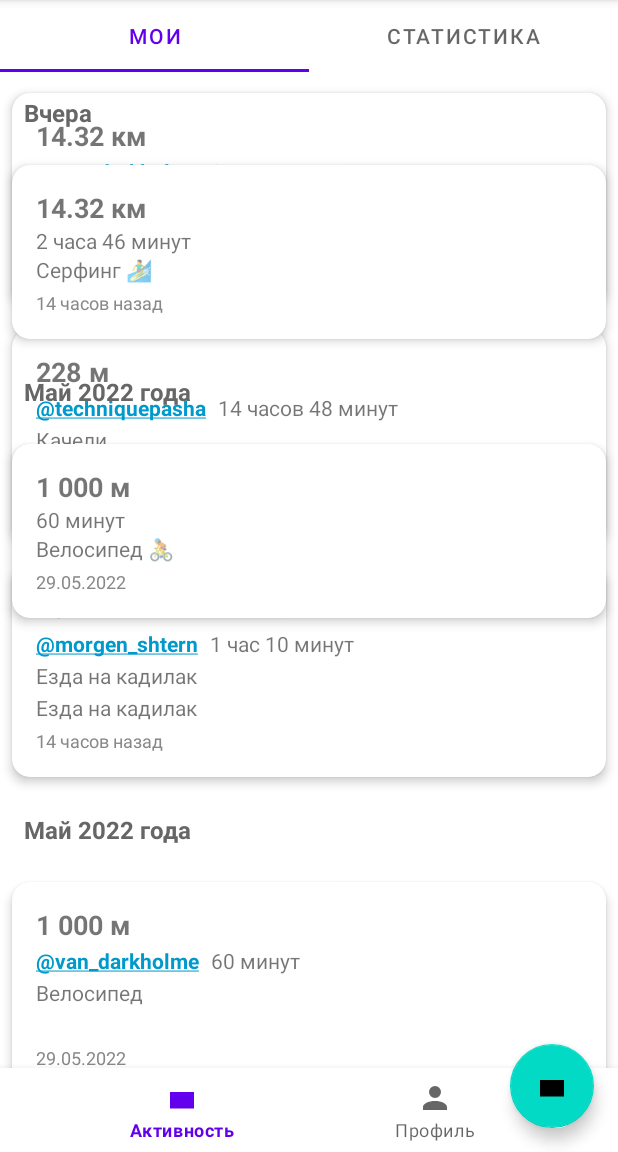
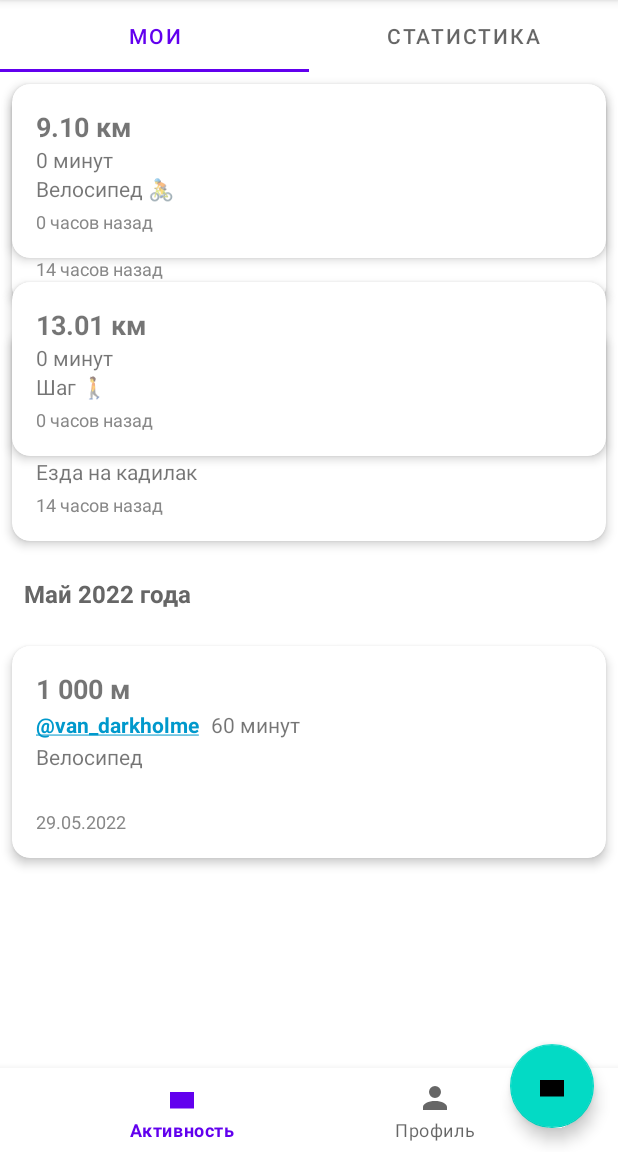
Before and after one commit to shakroma/MOBILKI, an Android app: the fragment UsersFragment placed in its activity, after a tap on "1 000 м", on a phone screen of 412 x 824 dp, the part 84-1236 px from its top. Run offline under Robolectric (Android 15) with nearby library versions, the phone set to English and light mode, and no system bars; our stand-ins replace Room's generated code.

```diff
--- /dev/null
+++ b/app/src/main/java/com/example/myapplication1/ActivityDao.java
@@ -0,0 +1,19 @@
+package com.example.myapplication1;
+
+import androidx.lifecycle.LiveData;
+import androidx.room.Dao;
+import androidx.room.Insert;
+import androidx.room.Query;
+import java.util.List;
+
+@Dao
+public interface ActivityDao {
+    @Insert
+    void insert(ActivityEntity activity);
+
+    @Query("SELECT * FROM activities ORDER BY startTime DESC")
+    LiveData<List<ActivityEntity>> getAllActivities();
+
+    @Query("DELETE FROM activities")
+    void deleteAll();
+}
--- /dev/null
+++ b/app/src/main/java/com/example/myapplication1/ActivityRepository.java
@@ -0,0 +1,31 @@
+package com.example.myapplication1;
+
+import android.app.Application;
+import androidx.lifecycle.LiveData;
+import java.util.List;
+import java.util.concurrent.ExecutorService;
+import java.util.concurrent.Executors;
+
+public class ActivityRepository {
+    private final ActivityDao activityDao;
+    private final LiveData<List<ActivityEntity>> allActivities;
+    private final ExecutorService executor = Executors.newSingleThreadExecutor();
+
+    public ActivityRepository(Application application) {
+        AppDatabase db = AppDatabase.getInstance(application);
+        activityDao = db.activityDao();
+        allActivities = activityDao.getAllActivities();
+    }
+
+    public LiveData<List<ActivityEntity>> getAllActivities() {
+        return allActivities;
+    }
+
+    public void insert(ActivityEntity activity) {
+        executor.execute(() -> activityDao.insert(activity));
+    }
+
+    public void deleteAll() {
+        executor.execute(activityDao::deleteAll);
+    }
+}
--- /dev/null
+++ b/app/src/main/java/com/example/myapplication1/ActivityViewModel.java
@@ -0,0 +1,30 @@
+package com.example.myapplication1;
+
+import android.app.Application;
+import androidx.annotation.NonNull;
+import androidx.lifecycle.AndroidViewModel;
+import androidx.lifecycle.LiveData;
+import java.util.List;
+
+public class ActivityViewModel extends AndroidViewModel {
+    private final ActivityRepository repository;
+    private final LiveData<List<ActivityEntity>> allActivities;
+
+    public ActivityViewModel(@NonNull Application application) {
+        super(application);
+        repository = new ActivityRepository(application);
+        allActivities = repository.getAllActivities();
+    }
+
+    public LiveData<List<ActivityEntity>> getAllActivities() {
+        return allActivities;
+    }
+
+    public void insert(ActivityEntity activity) {
+        repository.insert(activity);
+    }
+
+    public void deleteAll() {
+        repository.deleteAll();
+    }
+}
--- /dev/null
+++ b/app/src/main/java/com/example/myapplication1/Converters.java
@@ -0,0 +1,32 @@
+package com.example.myapplication1;
+
+import androidx.room.TypeConverter;
+import com.google.gson.Gson;
+import com.google.gson.reflect.TypeToken;
+import java.lang.reflect.Type;
+import java.util.List;
+
+public class Converters {
+    private static final Gson gson = new Gson();
+
+    @TypeConverter
+    public static String fromActivityType(ActivityEntity.ActivityType type) {
+        return type == null ? null : type.name();
+    }
+
+    @TypeConverter
+    public static ActivityEntity.ActivityType toActivityType(String type) {
+        return type == null ? null : ActivityEntity.ActivityType.valueOf(type);
+    }
+
+    @TypeConverter
+    public static String fromLatLngList(List<ActivityEntity.LatLngPoint> list) {
+        return gson.toJson(list);
+    }
+
+    @TypeConverter
+    public static List<ActivityEntity.LatLngPoint> toLatLngList(String value) {
+        Type listType = new TypeToken<List<ActivityEntity.LatLngPoint>>(){}.getType();
+        return gson.fromJson(value, listType);
+    }
+}
--- a/app/src/main/java/com/example/myapplication1/UsersFragment.java
+++ b/app/src/main/java/com/example/myapplication1/UsersFragment.java
@@ -33,7 +33,6 @@ public class UsersFragment extends Fragment {
         // Пример данных
         List<ActivityListItem> items = new ArrayList<>();
         items.add(new DateSectionItem("Вчера"));
-        items.add(new ActivityItem("14.32 км", "2 часа 46 минут", "Серфинг", "14 часов назад", "@van_darkholme", null));
         items.add(new ActivityItem("228 м", "14 часов 48 минут", "Качели", "14 часов назад", "@techniquepasha", null));
         items.add(new ActivityItem("10 км", "1 час 10 минут", "Езда на кадилак", "14 часов назад", "@morgen_shtern", "Езда на кадилак"));
         items.add(new DateSectionItem("Май 2022 года"));
--- a/app/src/main/java/com/example/myapplication1/WorkoutsFragment.java
+++ b/app/src/main/java/com/example/myapplication1/WorkoutsFragment.java
@@ -9,39 +9,34 @@ import android.widget.TextView;
 import androidx.annotation.NonNull;
 import androidx.annotation.Nullable;
 import androidx.fragment.app.Fragment;
+import androidx.lifecycle.ViewModelProvider;
 import androidx.recyclerview.widget.LinearLayoutManager;
 import androidx.recyclerview.widget.RecyclerView;
 import java.util.ArrayList;
 import java.util.List;
+import java.util.Random;
 
 public class WorkoutsFragment extends Fragment {
     private static final int VIEW_TYPE_SECTION = 0;
     private static final int VIEW_TYPE_ACTIVITY = 1;
+
+    private ActivityViewModel viewModel;
+    private ActivityAdapter adapter;
 
     @Nullable
     @Override
     public View onCreateView(@NonNull LayoutInflater inflater, @Nullable ViewGroup container, @Nullable Bundle savedInstanceState) {
         RecyclerView recyclerView = new RecyclerView(requireContext());
         recyclerView.setLayoutManager(new LinearLayoutManager(requireContext()));
+        adapter = new ActivityAdapter(new ArrayList<>());
+        recyclerView.setAdapter(adapter);
 
-        // Пример данных
-        List<ActivityListItem> items = new ArrayList<>();
-        items.add(new DateSectionItem("Вчера"));
-        items.add(new ActivityItem("14.32 км", "2 часа 46 минут", "Серфинг 🏄‍♂️", "14 часов назад"));
-        items.add(new DateSectionItem("Май 2022 года"));
-        items.add(new ActivityItem("1 000 м", "60 минут", "Велосипед 🚴", "29.05.2022"));
+        viewModel = new ViewModelProvider(this).get(ActivityViewModel.class);
+        viewModel.getAllActivities().observe(getViewLifecycleOwner(), activities -> {
+            adapter.setItems(activities);
+        });
 
-        if (items.isEmpty()) {
-            TextView emptyView = new TextView(requireContext());
-            emptyView.setText("Время потренить\nНажимай на кнопку ниже и начинаем трекать активность");
-            emptyView.setGravity(android.view.Gravity.CENTER);
-            emptyView.setTextSize(18);
-            emptyView.setLayoutParams(new ViewGroup.LayoutParams(ViewGroup.LayoutParams.MATCH_PARENT, ViewGroup.LayoutParams.MATCH_PARENT));
-            return emptyView;
-        } else {
-            recyclerView.setAdapter(new ActivityAdapter(items));
-            return recyclerView;
-        }
+        return recyclerView;
     }
 
     // --- Модели ---
@@ -60,10 +55,54 @@ public class WorkoutsFragment extends Fragment {
         DateSectionItem(String section) { this.section = section; }
     }
 
+    // --- Вспомогательные методы ---
+    private String formatDistance(double distance) {
+        if (distance < 1.0) {
+            return String.format("%d м", (int)(distance * 1000));
+        } else {
+            return String.format("%.2f км", distance);
+        }
+    }
+    private String formatDuration(long start, long end) {
+        long durationMs = end - start;
+        long minutes = durationMs / 60000;
+        long hours = minutes / 60;
+        minutes = minutes % 60;
+        if (hours > 0) return hours + " ч " + minutes + " минут";
+        else return minutes + " минут";
+    }
+    private String getTypeNameRu(ActivityEntity.ActivityType type) {
+        switch (type) {
+            case BIKE: return "Велосипед 🚴";
+            case RUN: return "Бег 🏃";
+            case WALK: return "Шаг 🚶";
+            default: return type.toString();
+        }
+    }
+    private String formatDate(long time) {
+        long now = System.currentTimeMillis();
+        long diff = now - time;
+        long hours = diff / (1000 * 60 * 60);
+        if (hours < 24) {
+            return hours + " часов назад";
+        } else {
+            java.text.SimpleDateFormat sdf = new java.text.SimpleDateFormat("dd.MM.yyyy");
+            return sdf.format(new java.util.Date(time));
+        }
+    }
+
     // --- Адаптер ---
     class ActivityAdapter extends RecyclerView.Adapter<RecyclerView.ViewHolder> {
-        List<ActivityListItem> items;
+        private List<ActivityListItem> items;
         ActivityAdapter(List<ActivityListItem> items) { this.items = items; }
+        public void setItems(List<ActivityEntity> newEntities) {
+            List<ActivityListItem> newItems = new ArrayList<>();
+            for (ActivityEntity entity : newEntities) {
+                newItems.add(entity);
+            }
+            this.items = newItems;
+            notifyDataSetChanged();
+        }
 
         @Override
         public int getItemViewType(int position) {
@@ -88,22 +127,26 @@ public class WorkoutsFragment extends Fragment {
             if (holder instanceof SectionViewHolder) {
                 ((SectionViewHolder) holder).tvSection.setText(((DateSectionItem) items.get(position)).section);
             } else if (holder instanceof ActivityViewHolder) {
-                ActivityItem item = (ActivityItem) items.get(position);
+                ActivityEntity item = (ActivityEntity) items.get(position);
                 ActivityViewHolder vh = (ActivityViewHolder) holder;
-                vh.tvDistance.setText(item.distance);
-                vh.tvDuration.setText(item.duration);
-                vh.tvType.setText(item.type);
-                vh.tvDate.setText(item.date);
+                String distanceStr = formatDistance(item.distance);
+                String duration = formatDuration(item.startTime, item.endTime);
+                String typeRu = getTypeNameRu(item.type);
+                String dateStr = formatDate(item.startTime);
+                vh.tvDistance.setText(distanceStr);
+                vh.tvDuration.setText(duration);
+                vh.tvType.setText(typeRu);
+                vh.tvDate.setText(dateStr);
                 vh.itemView.setOnClickListener(v -> {
                     Intent intent = new Intent(requireContext(), ActivityDetailsActivity.class);
-                    intent.putExtra("distance", item.distance);
-                    intent.putExtra("duration", item.duration);
-                    intent.putExtra("type", item.type);
-                    intent.putExtra("date", item.date);
+                    intent.putExtra("distance", distanceStr);
+                    intent.putExtra("duration", duration);
+                    intent.putExtra("type", typeRu);
+                    intent.putExtra("date", dateStr);
                     intent.putExtra("user", "");
                     intent.putExtra("description", "");
-                    intent.putExtra("start", "");
-                    intent.putExtra("finish", "");
+                    intent.putExtra("start", item.startTime);
+                    intent.putExtra("finish", item.endTime);
                     intent.putExtra("comment", "");
                     startActivity(intent);
                 });
--- a/app/src/main/res/layout/item_activity.xml
+++ b/app/src/main/res/layout/item_activity.xml
@@ -15,7 +15,7 @@
 
         <TextView
             android:id="@+id/tvDistance"
-            android:text="14.32 км"
+            android:text=""
             android:textStyle="bold"
             android:textSize="18sp"
             android:layout_width="wrap_content"
@@ -23,21 +23,21 @@
 
         <TextView
             android:id="@+id/tvDuration"
-            android:text="2 часа 46 минут"
+            android:text=""
             android:textSize="14sp"
             android:layout_width="wrap_content"
             android:layout_height="wrap_content"/>
 
         <TextView
             android:id="@+id/tvType"
-            android:text="Серфинг 🏄‍♂️"
+            android:text=""
             android:textSize="14sp"
             android:layout_width="wrap_content"
             android:layout_height="wrap_content"/>
 
         <TextView
             android:id="@+id/tvDate"
-            android:text="14 часов назад"
+            android:text=""
             android:textSize="12sp"
             android:textColor="#888888"
             android:layout_width="wrap_content"
```
Also changed, not shown: app/build.gradle (+6 -2 lines), app/src/main/java/com/example/myapplication1/ActivityEntity.java (added, +39 -0 lines), app/src/main/java/com/example/myapplication1/AppDatabase.java (added, +28 -0 lines), app/src/main/java/com/example/myapplication1/NewActivityStartActivity.java (+14 -0 lines), app/src/main/java/com/example/myapplication1/NewActivityTrackingActivity.java (+51 -2 lines).
